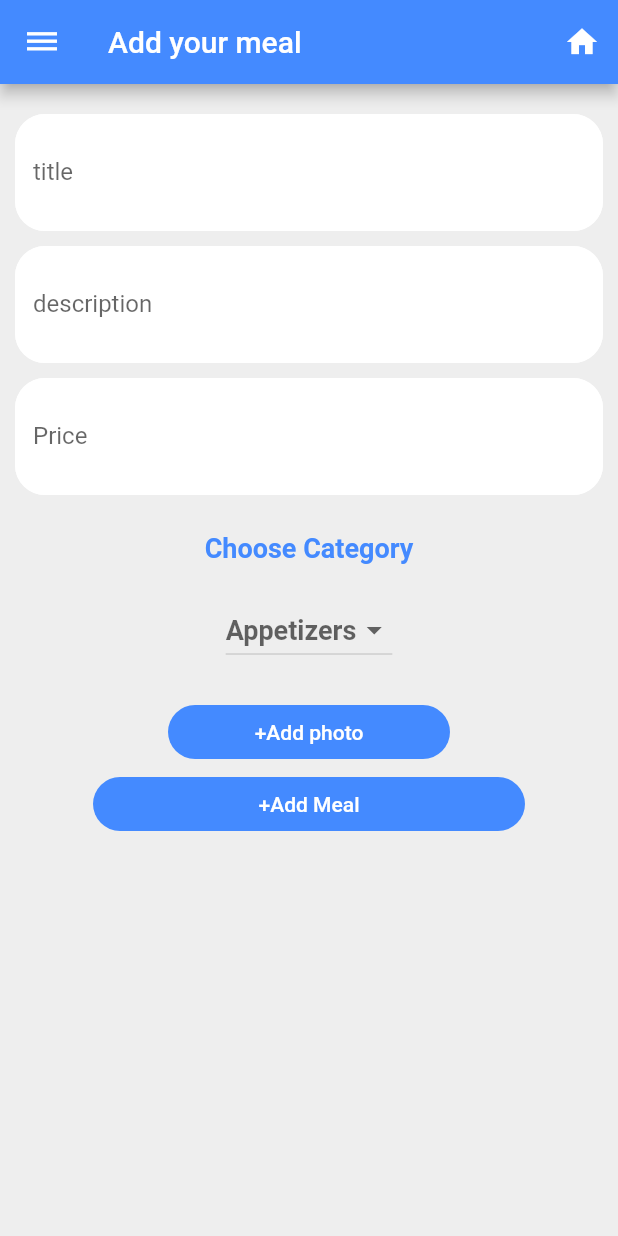
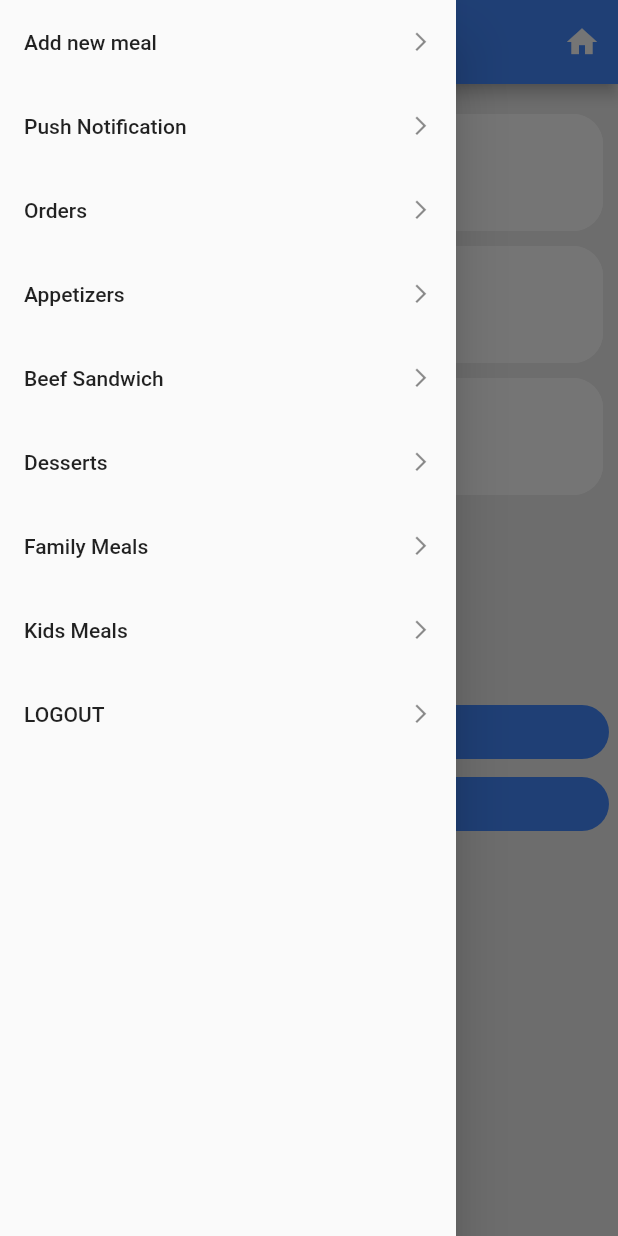
Before and after one commit to sarahashiem/Tasty_App, a Flutter app: the EditMeals screen opened directly, with the side drawer open (before the commit the screen has no drawer), on a phone screen of 412 x 824 dp. Run offline on Flutter 3.47's test engine with Material 2 defaults, Android fonts, the phone set to English and light mode, and no system bars; network calls fail.

Commit message:
update profile and meals and orders &Add more screens

```diff
--- a/lib/main.dart
+++ b/lib/main.dart
@@ -21,7 +21,6 @@ class MyApp extends StatelessWidget {
     );
   }
 }
-
 class MyHomePage extends StatefulWidget {
   @override
   _MyHomePageState createState() => _MyHomePageState();
--- a/lib/screens/meals/add_your_meal.dart
+++ b/lib/screens/meals/add_your_meal.dart
@@ -1,7 +1,9 @@
 import 'package:flutter/material.dart';
 import 'package:flutter/cupertino.dart';
+import 'package:your_profile/main.dart';
 import 'package:your_profile/shared/colors/defaultColor.dart';
 import 'package:your_profile/shared/components/components.dart';
+import 'package:your_profile/shared/components/drawer.dart';
 
 class EditMeals extends StatefulWidget {
   @override
@@ -10,7 +12,7 @@ class EditMeals extends StatefulWidget {
 
 class _EditMealsState extends State<EditMeals> {
   String valueChoose;
-  List listitem = ['item 1', 'item 2', 'item 3', 'item 4'];
+  List listItem = ['item 1', 'item 2', 'item 3', 'item 4'];
 
   @override
   Widget build(BuildContext context) {
@@ -18,20 +20,19 @@ class _EditMealsState extends State<EditMeals> {
       appBar: AppBar(
           title: Text('Add your meal'),
           backgroundColor: defaultColor,
-          leading: IconButton(
-            icon: Icon(Icons.dehaze, color: Colors.white),
-            onPressed: () {},
-          ),
           actions: [
             IconButton(
               icon: Icon(Icons.home),
               color: Colors.white,
-              onPressed: () {},
+              onPressed: () {Navigator.push(context, MaterialPageRoute(builder: (context)=>MyHomePage()));},
             ),
           ]),
+      drawer: Drawer(
+        child: MainDrawer(),
+      ),
       body: Container(
-        child: Center(
-          child: Column(children: <Widget>[
+        child: ListView(
+          children: <Widget>[
             SizedBox(height: 20),
             DefaultTextBox(
                 text: 'title', hint: 'enter title', title: 'title required'),
@@ -71,7 +72,7 @@ class _EditMealsState extends State<EditMeals> {
                       valueChoose = newValue;
                     });
                   },
-                  items: listitem.map((valueItem) {
+                  items: listItem.map((valueItem) {
                     return DropdownMenuItem(
                       value: valueItem,
                       child: Text(valueItem),
@@ -88,7 +89,7 @@ class _EditMealsState extends State<EditMeals> {
                 width: 300,
                 child: DefaultButton(
                     textButton: '+Add Meal', color: Colors.blueAccent)),
-          ]),
+          ],
         ),
       ),
     );
--- a/lib/screens/orders/orders.dart
+++ b/lib/screens/orders/orders.dart
@@ -1,5 +1,6 @@
 import 'package:flutter/material.dart';
 import 'package:flutter/cupertino.dart';
+import 'package:your_profile/main.dart';
 import 'package:your_profile/shared/colors/defaultColor.dart';
 import 'package:your_profile/shared/components/components.dart';
 
@@ -16,7 +17,7 @@ class _OrderMealsState extends State<OrderMeals> {
             title: Text('Orders'),
             backgroundColor: defaultColor,
             actions: [
-              IconButton(icon: Icon(Icons.home), onPressed: () {}),
+              IconButton(icon: Icon(Icons.home), onPressed: () {Navigator.push(context, MaterialPageRoute(builder: (context)=>MyHomePage()));}),
               IconButton(icon: Icon(Icons.refresh), onPressed: () {}),
             ]),
         body: ListView(
@@ -37,7 +38,6 @@ class _OrderMealsState extends State<OrderMeals> {
               ),
               margin: EdgeInsets.all(12),
               padding: EdgeInsets.all(10),
-            //  height: 400,
               child: Column(
                 mainAxisAlignment: MainAxisAlignment.start,
                 crossAxisAlignment: CrossAxisAlignment.start,
--- a/lib/screens/profile/edit_profile_screen.dart
+++ b/lib/screens/profile/edit_profile_screen.dart
@@ -15,10 +15,6 @@ class _UpdateProfileState extends State<UpdateProfile> {
       appBar: AppBar(
           title: Text('Update Your Profile'),
           backgroundColor: defaultColor,
-          leading: IconButton(
-            icon: Icon(Icons.arrow_back, color: Colors.white),
-            onPressed: () {},
-          ),
           actions: [
             Column(
               children: <Widget>[
--- /dev/null
+++ b/lib/shared/components/drawer.dart
@@ -0,0 +1,63 @@
+import 'package:flutter/material.dart';
+import 'package:your_profile/notification/notifications.dart';
+import 'package:your_profile/screens/meals/add_your_meal.dart';
+import 'package:your_profile/screens/meals/appetizers.dart';
+import 'package:your_profile/screens/orders/orders.dart';
+class MainDrawer extends StatelessWidget {
+  @override
+  Widget build(BuildContext context) {
+    return Container(
+      child: ListView(
+        children: <Widget>[
+          ListTile(
+            onTap: () {Navigator.push(context, MaterialPageRoute(builder: (context)=>EditMeals()));},
+            title: Text('Add new meal'),
+            trailing: Icon(Icons.arrow_forward_ios, size: 15.0,),
+          ),
+          ListTile(
+            onTap: () {Navigator.push(context, MaterialPageRoute(builder: (context)=>PushNotification()));},
+            title: Text('Push Notification'),
+            trailing: Icon(Icons.arrow_forward_ios, size: 15.0,),
+          ),
+          ListTile(
+            onTap: () {Navigator.push(context, MaterialPageRoute(builder: (context)=>OrderMeals()));},
+            title: Text('Orders'),
+            trailing: Icon(Icons.arrow_forward_ios, size: 15.0,),
+          ),
+          ListTile(
+            onTap: () {Navigator.push(context, MaterialPageRoute(builder: (context)=>AppetizersMeal()));},
+            title: Text('Appetizers'),
+            trailing: Icon(Icons.arrow_forward_ios, size: 15.0,),
+          ),
+          ListTile(
+            onTap: () {},
+            title: Text('Beef Sandwich'),
+            trailing: Icon(Icons.arrow_forward_ios, size: 15.0,),
+          ),
+          ListTile(
+            onTap: () {},
+            title: Text('Desserts'),
+            trailing: Icon(Icons.arrow_forward_ios, size: 15.0,),
+          ),
+          ListTile(
+            onTap: () {},
+            title: Text('Family Meals'),
+            trailing: Icon(Icons.arrow_forward_ios, size: 15.0,),
+          ),
+          ListTile(
+            onTap: () {},
+            title: Text('Kids Meals'),
+            trailing: Icon(Icons.arrow_forward_ios, size: 15.0,),
+          ),
+          ListTile(
+            onTap: () {},
+            title: Text('LOGOUT'),
+            trailing: Icon(Icons.arrow_forward_ios, size: 15.0,),
+          ),
+
+
+        ],
+      ),
+    );
+  }
+}
```
Also changed, not shown: lib/notification/notifications.dart (+8 -8 lines), lib/screens/meals/all_meals.dart (added, +64 -0 lines), lib/screens/meals/appetizers.dart (added, +54 -0 lines).
